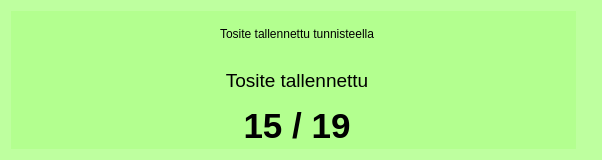
Above: kitsas/kirjaus/tallennettuwidget.ui from artoh/kitupiikki before the change. Below: the same form after it.
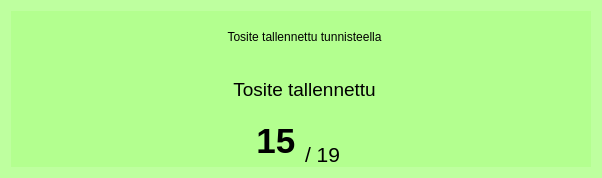
That is the form after the change. Icons and pictures are not drawn.

Patch:
```diff
--- a/kitsas/kirjaus/tallennettuwidget.ui
+++ b/kitsas/kirjaus/tallennettuwidget.ui
@@ -7,7 +7,7 @@
     <x>0</x>
     <y>0</y>
     <width>602</width>
-    <height>160</height>
+    <height>178</height>
    </rect>
   </property>
   <property name="windowTitle">
@@ -19,7 +19,7 @@
   <property name="styleSheet">
    <string notr="true">background-color: rgba(170, 255, 127, 128);</string>
   </property>
-  <layout class="QHBoxLayout" name="horizontalLayout" stretch="0,1">
+  <layout class="QHBoxLayout" name="horizontalLayout_2" stretch="0,1">
    <property name="spacing">
     <number>0</number>
    </property>
@@ -38,9 +38,6 @@
      <property name="spacing">
       <number>0</number>
      </property>
-     <property name="rightMargin">
-      <number>15</number>
-     </property>
      <item>
       <widget class="QLabel" name="tunnisteellaLabel">
        <property name="text">
@@ -70,6 +67,11 @@
       </widget>
      </item>
      <item>
+      <layout class="QHBoxLayout" name="horizontalLayout">
+       <property name="spacing">
+        <number>0</number>
+       </property>
+       <item>
       <widget class="QLabel" name="tunnisteLabel">
        <property name="font">
         <font>
@@ -79,12 +81,29 @@
         </font>
        </property>
        <property name="text">
-        <string>15 / 19</string>
+          <string>15 </string>
        </property>
        <property name="alignment">
-        <set>Qt::AlignCenter</set>
-       </property>
-      </widget>
+          <set>Qt::AlignRight|Qt::AlignTrailing|Qt::AlignVCenter</set>
+         </property>
+        </widget>
+       </item>
+       <item>
+        <widget class="QLabel" name="kausiLabel">
+         <property name="font">
+          <font>
+           <pointsize>16</pointsize>
+          </font>
+         </property>
+         <property name="text">
+          <string>/ 19</string>
+         </property>
+         <property name="alignment">
+          <set>Qt::AlignBottom|Qt::AlignLeading|Qt::AlignLeft</set>
+         </property>
+        </widget>
+       </item>
+      </layout>
      </item>
     </layout>
    </item>
```
Lines whose indentation alone changed are shown as unchanged.
